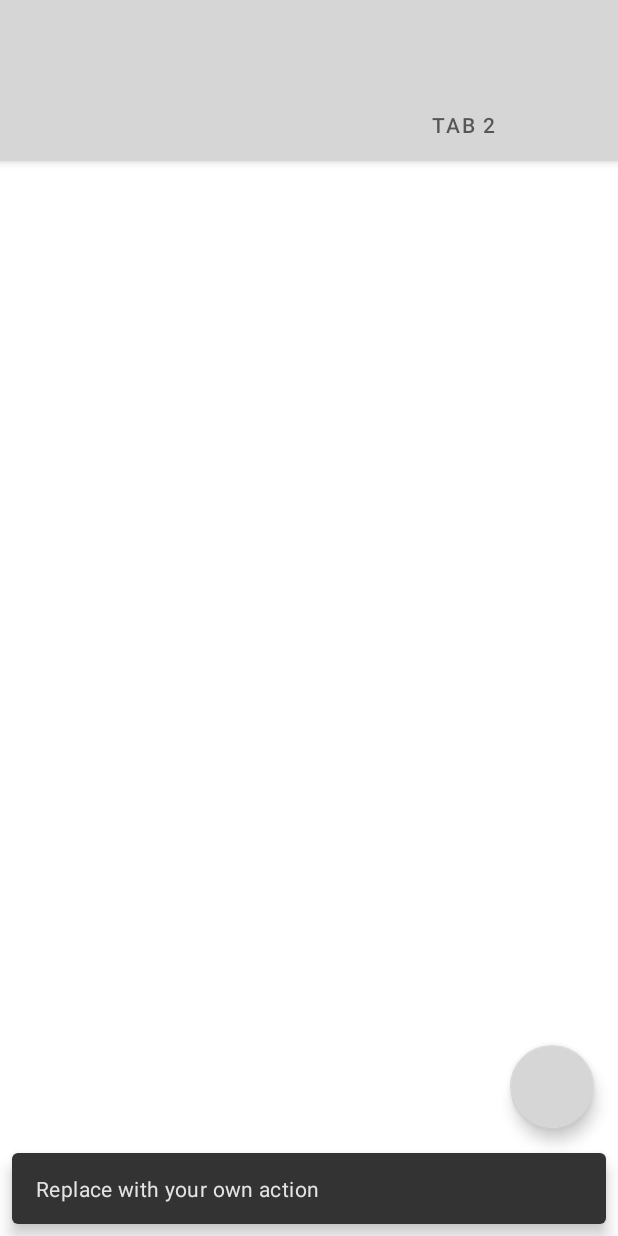
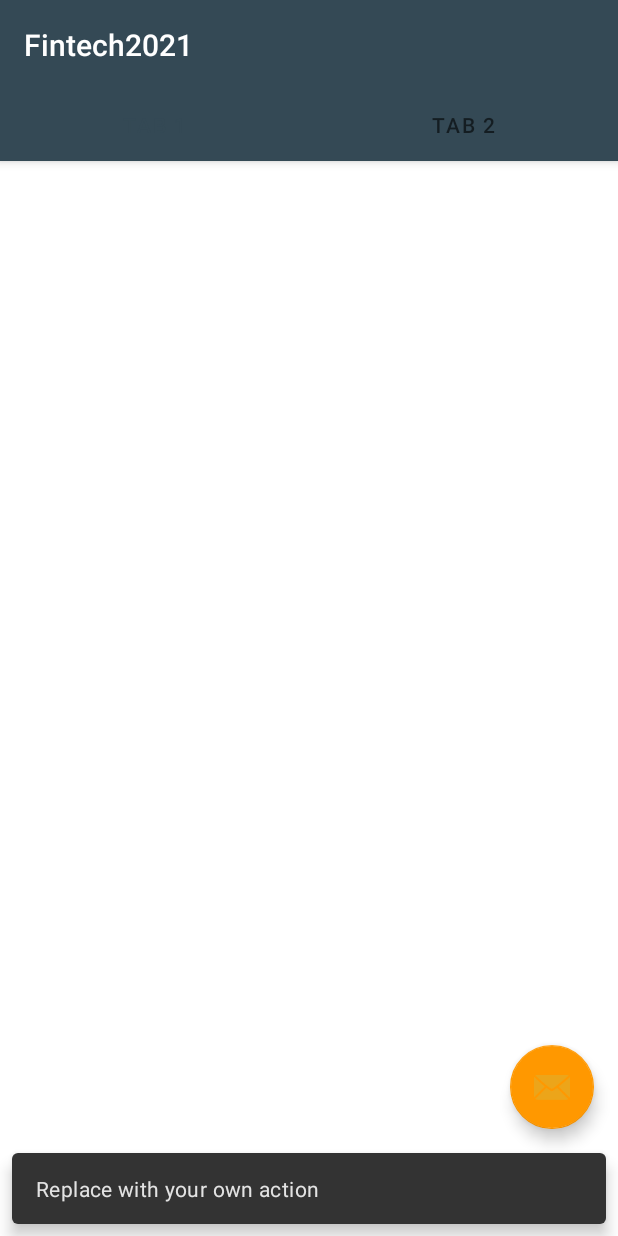
Before and after one commit to 0xffrom/prog_gifs, an Android app: the screen it shows after launch (MainActivity), after a tap on an icon or button, on a phone screen of 412 x 824 dp. Run offline under Robolectric (Android 15) with nearby library versions, the phone set to English and light mode, and no system bars; 1 statement that could not run was skipped.

Commit message:
add material colors

```diff
--- /dev/null
+++ b/app/src/main/res/values-night/colors.xml
@@ -0,0 +1,10 @@
+<?xml version="1.0" encoding="utf-8"?>
+<!-- Night override version -->
+<resources>
+    <!-- Primary colors -->
+    <color name="primaryLightColor">#7F9BA8</color>
+    <!-- Secondary colors -->
+    <color name="secondaryColor">#ff9700</color>
+    <color name="secondaryLightColor">#DFAF2B</color>
+    <color name="secondaryDarkColor">#ECA60A</color>
+</resources>
--- a/app/src/main/res/values/colors.xml
+++ b/app/src/main/res/values/colors.xml
@@ -1,10 +1,16 @@
 <?xml version="1.0" encoding="utf-8"?>
+<!-- Light version -->
 <resources>
-    <color name="purple_200">#FFBB86FC</color>
-    <color name="purple_500">#FF6200EE</color>
-    <color name="purple_700">#FF3700B3</color>
-    <color name="teal_200">#FF03DAC5</color>
-    <color name="teal_700">#FF018786</color>
-    <color name="black">#FF000000</color>
-    <color name="white">#FFFFFFFF</color>
+    <!-- Primary colors -->
+    <color name="primaryColor">#344955</color>
+    <color name="primaryLightColor">#7F9BA8</color>
+    <color name="primaryDarkColor">#232F34</color>
+    <color name="primaryTextColor">#ffffff</color>
+    <!-- Secondary colors -->
+    <color name="secondaryColor">#ff9800</color>
+    <color name="secondaryLightColor">#DFAF3B</color>
+    <color name="secondaryDarkColor">#ECA51A</color>
+    <color name="secondaryTextColor">#FFFFFF</color>
+    <!-- Icon color -->
+    <color name="iconColor">#FFFFFF</color>
 </resources>
```
